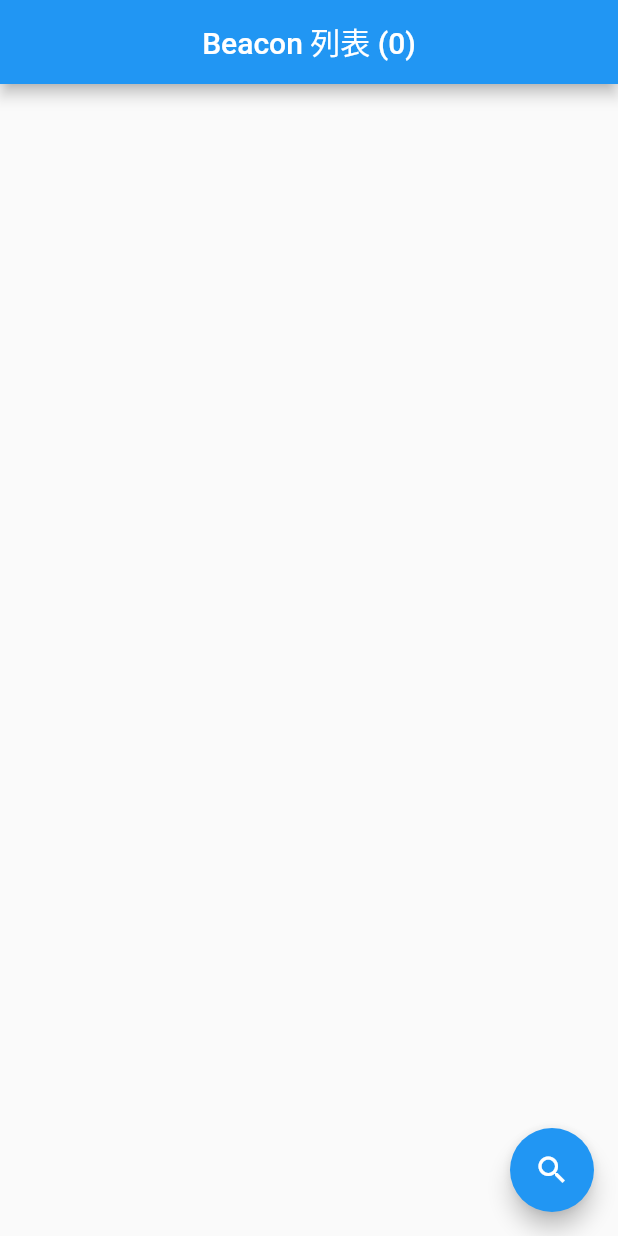
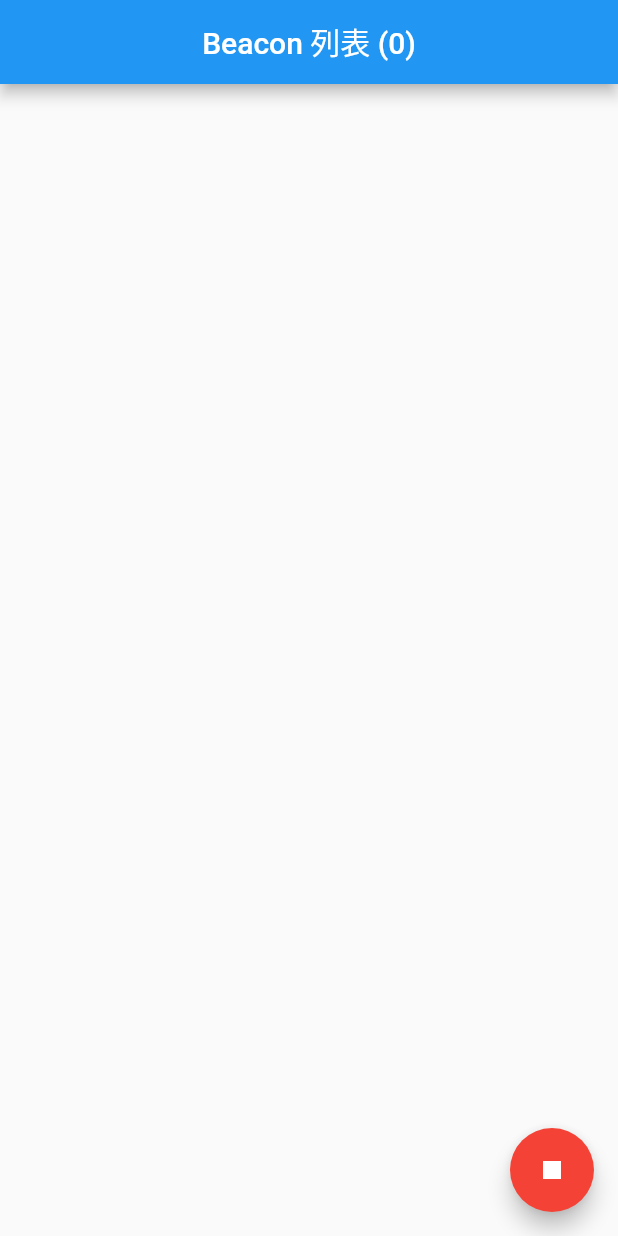
Before and after one commit to Wujidadi/Flutter-Beacons-Plugin-Test, a Flutter app: the screen it shows after launch, on a phone screen of 412 x 824 dp. Run offline on Flutter 3.47's test engine with Material 2 defaults, Android fonts, the phone set to English and light mode, and no system bars; missing offline and left inert: ansicolor, beacons_plugin.

```diff
--- a/lib/main.dart
+++ b/lib/main.dart
@@ -1,10 +1,12 @@
-import 'package:flutter/material.dart';
-import 'package:flutter/rendering.dart';
 import 'dart:async';
 import 'dart:io' show Platform;
 import 'dart:convert';
+import 'package:flutter/material.dart';
+import 'package:flutter/rendering.dart';
 import 'package:beacons_plugin/beacons_plugin.dart';
+import 'package:ansicolor/ansicolor.dart';
 import 'package:beacons_plugin_test/data/beacon.dart';
+import 'package:beacons_plugin_test/widgets/gestureable_app_bar.dart';
 
 void main() {
     /* 視覺輔助排版工具 */
@@ -19,7 +21,7 @@ class MyApp extends StatefulWidget {
 }
 
 class _MyAppState extends State<MyApp> {
-    var isRunning = false;
+    var isRunning = true;
 
     final String myUuid = '0a4d8b73-7f74-4a83-b2ca-4fe84e870427';
 
@@ -27,31 +29,39 @@ class _MyAppState extends State<MyApp> {
 
     final StreamController<String> beaconEventsController = StreamController<String>.broadcast();
 
-    /* Beacon 資料列表 */
-    List<Beacon> beacons = List<Beacon>.empty(growable: true);
-
-    /* Beacon MAC Address 列表，用於篩選 */
-    List<String> beaconMacAddr = List<String>.empty(growable: true);
-
-    /* 初始化 */
+    /// 初始化
     @override
     void initState() {
         super.initState();
         initPlatformState();
     }
 
-    /* 銷毀 */
+    /// 銷毀
     @override
     void dispose() {
         beaconEventsController.close();
         super.dispose();
     }
 
-    /* Platform 訊息皆為非同步，故以非同步方法初始化 */
+    /// Beacon 資料列表
+    List<Beacon> beacons = List<Beacon>.empty(growable: true);
+
+    /// Beacon MAC Address 列表，用於篩選
+    List<String> beaconMacAddr = List<String>.empty(growable: true);
+
+    /// Platform 訊息皆為非同步，故以非同步方法初始化
     Future<void> initPlatformState() async {
+
+        /* 設定 dubug 訊息等級 */
+        BeaconsPlugin.setDebugLevel(1);
+
+        /* 開啟 App 時便開始掃描 */
+        await BeaconsPlugin.startMonitoring;
+
+        /* 掃描 beacon */
         BeaconsPlugin.listenToBeacons(beaconEventsController);
 
-        // await BeaconsPlugin.addRegion('BeaconType1', '909c3cf9-fc5c-4841-b695-380958a51a5a');
+        await BeaconsPlugin.addRegion('BeaconType1', myUuid);
         // await BeaconsPlugin.addRegion('BeaconType2', '6a84c716-0f2a-1ce9-f210-6a63bd873dd9');
 
         beaconEventsController.stream.listen((data) {
@@ -136,25 +146,26 @@ class _MyAppState extends State<MyApp> {
         if (!mounted) return;
     }
 
+    /// Stream 化的 isRunning 旗標
     Stream<bool> isScanning() {
         return Stream.value(isRunning);
     }
 
-    @override
-    Widget build(BuildContext context) {
-        return MaterialApp(
-            debugShowCheckedModeBanner: false,
-            home: Scaffold(
-                appBar: AppBar(
-                    title: Text('Beacon 列表 (${beacons.length})'),
-                    centerTitle: true
-                ),
-                body: Center(
-                    child: ListView.builder(
-                        itemCount: beacons.length,
+    /// ListView 化的 Beacon 資料
+    ListView beaconList(List<Beacon> beacon) {
+
+        /* 依 minor 排序 beacon */
+        beacon.sort((a, b) {
+            return a.minor.compareTo(b.minor) * 1;
+        });
+
+        /* 返回 ListView */
+        return ListView.builder(
+            itemCount: beacon.length,
             itemBuilder: (context, index) {
                 return Row(
                     children: <Widget>[
+                        /* 左邊的藍牙圖示 */
                         Column(
                             mainAxisAlignment: MainAxisAlignment.center,
                             children: <Widget>[
@@ -163,10 +174,12 @@ class _MyAppState extends State<MyApp> {
                                         Icons.bluetooth,
                                         color: Colors.blue
                                     ),
-                                                padding: EdgeInsets.all(10)
+                                    padding: EdgeInsets.all(12)
                                 )
                             ]
                         ),
+
+                        /* Beacon 資訊 */
                         Column(
                             children: <Widget>[
                                 Container(
@@ -179,20 +192,22 @@ class _MyAppState extends State<MyApp> {
                                         children: <Widget>[
                                             RichText(
                                                 text: TextSpan(
+                                                    /* 預設樣式 */
                                                     style: TextStyle(
                                                         fontSize: 12,
                                                         color: Colors.grey
                                                     ),
                                                     children: <TextSpan>[
+                                                        /* Beacon MAC address */
                                                         TextSpan(
-                                                                        text: '${beacons[index].mac}',
+                                                            text: '${beacon[index].mac}',
                                                             style: TextStyle(
                                                                 fontSize: 14,
                                                                 fontWeight: FontWeight.bold,
                                                                 color: Colors.black
                                                             )
                                                         ),
-                                                                    TextSpan(text: '\n'),
+                                                        TextSpan(text: '\n'),   // 換行
 
                                                         /* 區隔 MAC Address 與其他資訊的空行 */
                                                         TextSpan(
@@ -202,15 +217,17 @@ class _MyAppState extends State<MyApp> {
                                                             )
                                                         ),
 
+                                                        /* Beacon UUID，單列一行 */
                                                         TextSpan(text: 'UUID: '),
                                                         TextSpan(
-                                                                        text: '${beacons[index].uuid}'.toUpperCase(),
+                                                            text: '${beacon[index].uuid}'.toUpperCase(),
                                                             style: TextStyle(
                                                                 fontWeight: FontWeight.bold
                                                             )
                                                         ),
-                                                                    TextSpan(text: '\n'),
+                                                        TextSpan(text: '\n'),   // 換行
 
+                                                        /* Beacon Major */
                                                         TextSpan(
                                                             style: TextStyle(
                                                                 color: Colors.amber[600]
@@ -218,15 +235,16 @@ class _MyAppState extends State<MyApp> {
                                                             children: <TextSpan>[
                                                                 TextSpan(text: 'Major: '),
                                                                 TextSpan(
-                                                                                text: '${beacons[index].major}',
+                                                                    text: '${beacon[index].major}',
                                                                     style: TextStyle(
                                                                         fontWeight: FontWeight.bold
                                                                     )
                                                                 )
                                                             ]
                                                         ),
-                                                                    TextSpan(text: ',  '),
+                                                        TextSpan(text: ',  '),  // 空格
 
+                                                        /* Beacon Minor */
                                                         TextSpan(
                                                             style: TextStyle(
                                                                 color: Colors.green[600]
@@ -234,15 +252,16 @@ class _MyAppState extends State<MyApp> {
                                                             children: <TextSpan>[
                                                                 TextSpan(text: 'Minor: '),
                                                                 TextSpan(
-                                                                                text: '${beacons[index].minor}',
+                                                                    text: '${beacon[index].minor}',
                                                                     style: TextStyle(
                                                                         fontWeight: FontWeight.bold
                                                                     )
                                                                 )
                                                             ]
                                                         ),
-                                                                    TextSpan(text: ',  '),
+                                                        TextSpan(text: ',  '),  // 空格
 
+                                                        /* Beacon RSSI */
                                                         TextSpan(
                                                             style: TextStyle(
                                                                 color: Colors.red[600]
@@ -250,15 +269,16 @@ class _MyAppState extends State<MyApp> {
                                                             children: <TextSpan>[
                                                                 TextSpan(text: 'RSSI: '),
                                                                 TextSpan(
-                                                                                text: '${beacons[index].rssi}',
+                                                                    text: '${beacon[index].rssi}',
                                                                     style: TextStyle(
                                                                         fontWeight: FontWeight.bold
                                                                     )
                                                                 )
                                                             ]
                                                         ),
-                                                                    TextSpan(text: ',  '),
+                                                        TextSpan(text: ',  '),  // 空格
 
+                                                        /* Beacon 距離 */
                                                         TextSpan(
                                                             style: TextStyle(
                                                                 color: Colors.blue[700]
@@ -266,7 +286,24 @@ class _MyAppState extends State<MyApp> {
                                                             children: <TextSpan>[
                                                                 TextSpan(text: '距離: '),
                                                                 TextSpan(
-                                                                                text: '${beacons[index].distance}m',
+                                                                    text: '${beacon[index].distance}m',
+                                                                    style: TextStyle(
+                                                                        fontWeight: FontWeight.bold
+                                                                    )
+                                                                )
+                                                            ]
+                                                        ),
+                                                        TextSpan(text: '\n'),   // 換行,
+
+                                                        /* Beacon 資訊更新時間，單列一行 */
+                                                        TextSpan(
+                                                            style: TextStyle(
+                                                                color: Colors.cyan
+                                                            ),
+                                                            children: <TextSpan>[
+                                                                TextSpan(text: '時間: '),
+                                                                TextSpan(
+                                                                    text: '${beacon[index].time}',
                                                                     style: TextStyle(
                                                                         fontWeight: FontWeight.bold
                                                                     )
@@ -283,112 +320,20 @@ class _MyAppState extends State<MyApp> {
                         )
                     ]
                 );
-                            // return ListTile(
-                            //     isThreeLine: true,
-                            //     leading: Icon(
-                            //         Icons.bluetooth,
-                            //         color: Colors.blue
-                            //     ),
-                            //     title: Align(
-                            //         alignment: Alignment(-1.3, 0),
-                            //         child: Text(beacons[index].mac)
-                            //     ),
-                            //     subtitle: Align(
-                            //         alignment: Alignment(-50, 0),
-                            //         // child: Text(beacons[index].uuid)
-                            //         child: RichText(
-                            //             text: TextSpan(
-                            //                 style: TextStyle(
-                            //                     fontSize: 12,
-                            //                     color: Colors.grey
-                            //                 ),
-                            //                 children: <TextSpan>[
-                            //                     TextSpan(text: 'UUID: '),
-                            //                     TextSpan(
-                            //                         text: '${beacons[index].uuid}'.toUpperCase(),
-                            //                         style: TextStyle(
-                            //                             fontWeight: FontWeight.bold
-                            //                         )
-                            //                     ),
-                            //                     TextSpan(text: '\n'),
+            }
+        );
+    }
 
-                            //                     TextSpan(
-                            //                         style: TextStyle(
-                            //                             color: Colors.amber[600]
-                            //                         ),
-                            //                         children: <TextSpan>[
-                            //                             TextSpan(text: 'Major: '),
-                            //                             TextSpan(
-                            //                                 text: '${beacons[index].major}',
-                            //                                 style: TextStyle(
-                            //                                     fontWeight: FontWeight.bold
-                            //                                 )
-                            //                             )
-                            //                         ]
-                            //                     ),
-                            //                     TextSpan(text: ',  '),
-
-                            //                     TextSpan(
-                            //                         style: TextStyle(
-                            //                             color: Colors.green[600]
-                            //                         ),
-                            //                         children: <TextSpan>[
-                            //                             TextSpan(text: 'Minor: '),
-                            //                             TextSpan(
-                            //                                 text: '${beacons[index].minor}',
-                            //                                 style: TextStyle(
-                            //                                     fontWeight: FontWeight.bold
-                            //                                 )
-                            //                             )
-                            //                         ]
-                            //                     ),
-                            //                     TextSpan(text: ',  '),
-
-                            //                     TextSpan(
-                            //                         style: TextStyle(
-                            //                             color: Colors.red[600]
-                            //                         ),
-                            //                         children: <TextSpan>[
-                            //                             TextSpan(text: 'RSSI: '),
-                            //                             TextSpan(
-                            //                                 text: '${beacons[index].rssi}',
-                            //                                 style: TextStyle(
-                            //                                     fontWeight: FontWeight.bold
-                            //                                 )
-                            //                             )
-                            //                         ]
-                            //                     ),
-                            //                     TextSpan(text: ',  '),
-
-                            //                     TextSpan(
-                            //                         style: TextStyle(
-                            //                             color: Colors.blue[700]
-                            //                         ),
-                            //                         children: <TextSpan>[
-                            //                             TextSpan(text: '距離: '),
-                            //                             TextSpan(
-                            //                                 text: '${beacons[index].distance}m',
-                            //                                 style: TextStyle(
-                            //                                     fontWeight: FontWeight.bold
-                            //                                 )
-                            //                             )
-                            //                         ]
-                            //                     )
-                            //                 ]
-                            //             )
-                            //         )
-                            //     )
-                            // );
-                        }
-                    )
-                ),
-                floatingActionButton: StreamBuilder<bool>(
-                    stream: isScanning(),
+    /// 依 isRunning 的值決定 Scan 按鈕樣式及狀態的 StreamBuilder
+    StreamBuilder<bool> scanningButton(Stream<bool> status) {
+        return StreamBuilder<bool>(
+            stream: status,
             initialData: false,
             builder: (c, snapshot) {
                 if (snapshot.data) {
                     return FloatingActionButton(
                         child: Icon(Icons.stop),
+                        backgroundColor: Colors.red,
                         onPressed: () async {
                             if (Platform.isAndroid) {
                                 await BeaconsPlugin.stopMonitoring;
@@ -401,6 +346,7 @@ class _MyAppState extends State<MyApp> {
                 } else {
                     return FloatingActionButton(
                         child: Icon(Icons.search),
+                        backgroundColor: Colors.blue,
                         onPressed: () async {
                             initPlatformState();
                             await BeaconsPlugin.startMonitoring;
@@ -411,6 +357,41 @@ class _MyAppState extends State<MyApp> {
                     );
                 }
             }
+        );
+    }
+
+    /// 基於 ansicolor 套件，在 console 中印出金色字體訊息
+    String goldMsg(String msg) {
+        AnsiPen pen = AnsiPen()..rgb(r: 1.0, g: 0.843, b: 0);
+        return pen(msg);
+    }
+
+    /// 基於 ansicolor 套件，在 console 中印出青綠色字體訊息
+    String greenMsg(String msg) {
+        AnsiPen pen = AnsiPen()..rgb(r: 0, g: 1, b: 0);
+        return pen(msg);
+    }
+
+    @override
+    Widget build(BuildContext context) {
+        return MaterialApp(
+            debugShowCheckedModeBanner: false,
+            home: WillPopScope(
+                onWillPop: () async => false,
+                child: Scaffold(
+                    appBar: GestureableAppBar(
+                        appBar: AppBar(
+                            title: Text('Beacon 列表 (${beacons.length})'),
+                            centerTitle: true,
+                        ),
+                        onTap: () {
+                            print(greenMsg('isRunning = $isRunning'));
+                        }
+                    ),
+                    body: Center(
+                        child: beaconList(beacons)
+                    ),
+                    floatingActionButton: scanningButton(isScanning())
                 )
             )
         );
--- /dev/null
+++ b/lib/widgets/gestureable_app_bar.dart
@@ -0,0 +1,23 @@
+import 'package:flutter/material.dart';
+
+class GestureableAppBar extends StatelessWidget implements PreferredSizeWidget {
+    final VoidCallback onTap;
+    final AppBar appBar;
+
+    const GestureableAppBar({
+        Key key,
+        this.onTap,
+        this.appBar
+    }) : super(key: key);
+
+    @override
+    Widget build(BuildContext context) {
+        return GestureDetector(
+            onTap: onTap,
+            child: appBar
+        );
+    }
+
+    @override
+    Size get preferredSize => Size.fromHeight(kToolbarHeight);
+}
--- a/pubspec.yaml
+++ b/pubspec.yaml
@@ -29,7 +29,11 @@ dependencies:
   # Use with the CupertinoIcons class for iOS style icons.
   cupertino_icons: ^0.1.3
 
-  beacons_plugin: ^1.0.16
+  beacons_plugin:
+    git:
+      url: https://github.com/Wujidadi/Flutter-Beacons-Plugin.git
+
+  ansicolor: ^1.0.5
 
 dev_dependencies:
   flutter_test:
```
Also changed, not shown: pubspec.lock, 1 other file. Lines whose indentation alone changed are shown as unchanged.
